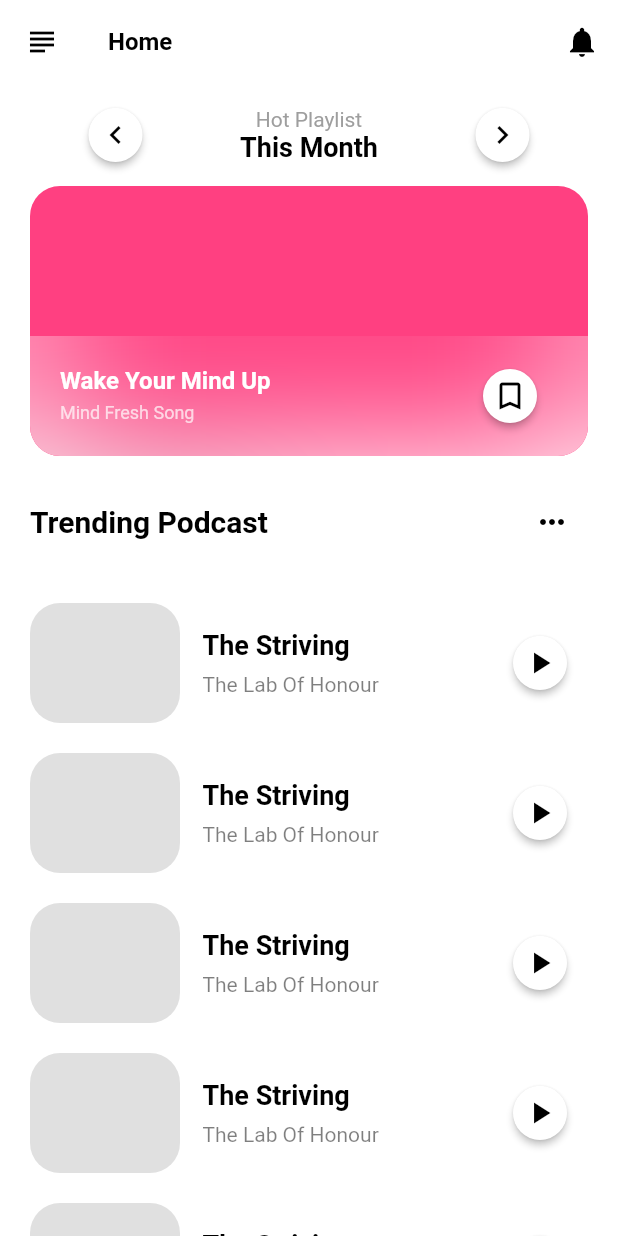
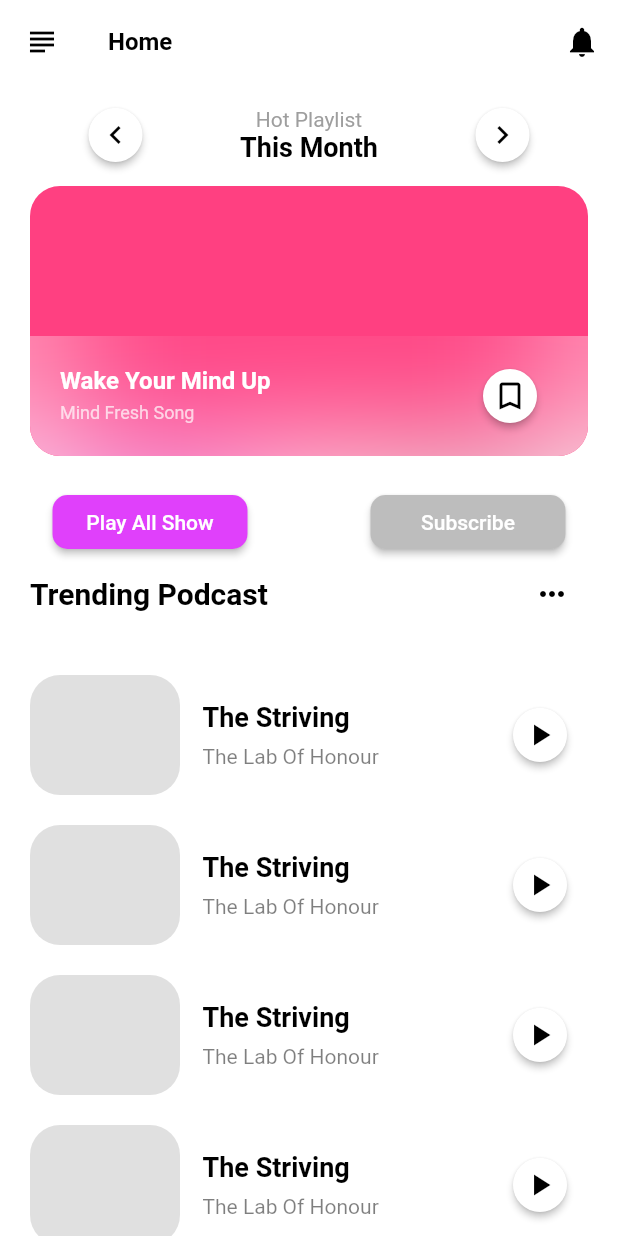
Before and after one commit to masa-futa/ui_studie, a Flutter app: the screen it shows after launch, on a phone screen of 412 x 824 dp. Run offline on Flutter 3.47's test engine with Material 2 defaults, Android fonts, the phone set to English and light mode, and no system bars; our stand-ins replace hooks_riverpod.

Commit message:
新規画面追加

```diff
--- a/app/lib/home_page.dart
+++ b/app/lib/home_page.dart
@@ -153,7 +153,50 @@ class HomePage extends StatelessWidget {
           SliverToBoxAdapter(
             child: Padding(
               padding: const EdgeInsets.symmetric(vertical: 20, horizontal: 20),
+              child: Column(
+                children: [
+                  Padding(
+                    padding: const EdgeInsets.symmetric(horizontal: 15),
                     child: Row(
+                      mainAxisAlignment: MainAxisAlignment.spaceBetween,
+                      children: [
+                        SizedBox(
+                          width: 130,
+                          child: ElevatedButton(
+                            onPressed: () {},
+                            style: ElevatedButton.styleFrom(
+                              primary: Colors.purpleAccent,
+                              shape: RoundedRectangleBorder(
+                                borderRadius: BorderRadius.circular(10),
+                              ),
+                            ),
+                            child: const Text(
+                              'Play All Show',
+                              style: TextStyle(color: Colors.white),
+                            ),
+                          ),
+                        ),
+                        SizedBox(
+                          width: 130,
+                          child: ElevatedButton(
+                            onPressed: () => Navigator.of(context)
+                                .pushNamed('/sub_sucribe_info'),
+                            style: ElevatedButton.styleFrom(
+                              primary: Colors.grey.shade400,
+                              shape: RoundedRectangleBorder(
+                                borderRadius: BorderRadius.circular(10),
+                              ),
+                            ),
+                            child: const Text(
+                              'Subscribe',
+                              style: TextStyle(color: Colors.white),
+                            ),
+                          ),
+                        )
+                      ],
+                    ),
+                  ),
+                  Row(
                     mainAxisAlignment: MainAxisAlignment.spaceBetween,
                     children: [
                       const Text(
@@ -169,6 +212,8 @@ class HomePage extends StatelessWidget {
                           Icons.more_horiz,
                           color: Colors.black,
                         ),
+                      ),
+                    ],
                   ),
                 ],
               ),
@@ -196,7 +241,9 @@ class MusicItem extends StatelessWidget {
 
   @override
   Widget build(BuildContext context) {
-    return Row(
+    return GestureDetector(
+      onTap: () => Navigator.of(context).pushNamed('/music_info'),
+      child: Row(
         children: [
           Container(
             width: 100,
@@ -239,6 +286,7 @@ class MusicItem extends StatelessWidget {
             ),
           ),
         ],
+      ),
     );
   }
 }
--- a/app/lib/main.dart
+++ b/app/lib/main.dart
@@ -1,4 +1,6 @@
 import 'package:app/home_page.dart';
+import 'package:app/music_info.dart';
+import 'package:app/sub_scribe_info.dart';
 import 'package:flutter/material.dart';
 import 'package:hooks_riverpod/hooks_riverpod.dart';
 
@@ -11,6 +13,13 @@ class MyApp extends StatelessWidget {
 
   @override
   Widget build(BuildContext context) {
-    return const MaterialApp(home: HomePage());
+    return MaterialApp(
+      home: const HomePage(),
+      routes: {
+        '/home': (context) => const HomePage(),
+        '/music_info': (context) => const MusicInfo(),
+        '/sub_sucribe_info': (context) => const SubScribeInfo(),
+      },
+    );
   }
 }
```
Also changed, not shown: app/lib/music_info.dart (added, +64 -0 lines), app/lib/sub_scribe_info.dart (added, +122 -0 lines). Lines whose indentation alone changed are shown as unchanged.
